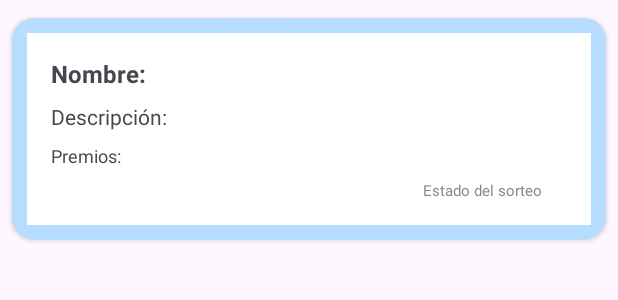
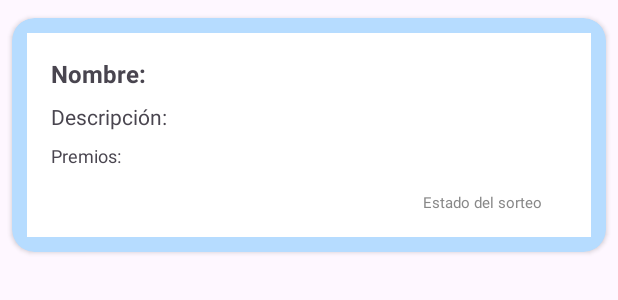
Before and after one commit to samcricre/proyectoTFGAMPA, an Android app: the layout item_listview_sorteo.xml on its own in the app's theme, with its tools: preview values and no code run, on a phone screen of 412 x 824 dp. Shown: the top 300 px of the screen. Run offline under Robolectric (Android 15) with nearby library versions, the phone set to English and light mode, and no system bars.

Commit message:
sorteos casi acabados

```diff
--- a/app/src/main/AndroidManifest.xml
+++ b/app/src/main/AndroidManifest.xml
@@ -12,6 +12,9 @@
         android:supportsRtl="true"
         android:theme="@style/Theme.PantallasAMPA"
         tools:targetApi="31">
+        <activity
+            android:name=".PantallaLecturaSorteo"
+            android:exported="false" />
         <activity
             android:name=".PaginaSorteo"
             android:exported="false" />
--- a/app/src/main/res/layout/activity_pantalla_lectura_correo.xml
+++ b/app/src/main/res/layout/activity_pantalla_lectura_correo.xml
@@ -33,7 +33,7 @@
                 android:layout_weight="1" />
 
             <ImageView
-                android:id="@+id/deleteButtonCorreo"
+                android:id="@+id/createButtonCorreo"
                 android:layout_width="60dp"
                 android:layout_height="60dp"
                 android:layout_gravity="center_vertical"
--- a/app/src/main/res/layout/item_listview_sorteo.xml
+++ b/app/src/main/res/layout/item_listview_sorteo.xml
@@ -15,47 +15,114 @@
         android:background="#FFFFFF"
         android:padding="16dp">
 
-        <!-- Nombre del sorteo -->
+        <!-- Row para el nombre del sorteo -->
+        <LinearLayout
+            android:id="@+id/rowNombreSorteo"
+            android:layout_width="match_parent"
+            android:layout_height="wrap_content"
+            android:orientation="horizontal">
+
+            <!-- Texto "Nombre:" -->
+            <TextView
+                android:layout_width="wrap_content"
+                android:layout_height="wrap_content"
+                android:text="Nombre:"
+                android:textSize="16sp"
+                android:textStyle="bold" />
+
+            <!-- Aquí se mostrará el nombre del sorteo -->
             <TextView
                 android:id="@+id/textViewNombreSorteo"
                 android:layout_width="match_parent"
                 android:layout_height="wrap_content"
                 android:ellipsize="end"
                 android:maxEms="20"
-            android:text="Nombre:"
-            android:textSize="16sp"
-            android:textStyle="bold" />
+                android:maxLines="2"
+                android:textSize="16sp" />
 
-        <!-- Descripción del sorteo -->
+        </LinearLayout>
+
+        <!-- Espacio entre filas -->
+        <View
+            android:id="@+id/rowSeparator1"
+            android:layout_width="match_parent"
+            android:layout_height="8dp"
+            android:layout_below="@id/rowNombreSorteo" />
+
+        <!-- Row para la descripción del sorteo -->
+        <LinearLayout
+            android:id="@+id/rowDescripcionSorteo"
+            android:layout_width="match_parent"
+            android:layout_height="wrap_content"
+            android:orientation="horizontal"
+            android:layout_below="@id/rowSeparator1">
+
+            <!-- Texto "Descripción:" -->
+            <TextView
+                android:layout_width="wrap_content"
+                android:layout_height="wrap_content"
+                android:text="Descripción:"
+                android:textSize="14sp" />
+
+            <!-- Aquí se mostrará la descripción del sorteo -->
             <TextView
                 android:id="@+id/textViewDescripcionSorteo"
                 android:layout_width="match_parent"
                 android:layout_height="wrap_content"
-            android:layout_below="@id/textViewNombreSorteo"
-            android:layout_marginTop="8dp"
                 android:ellipsize="end"
                 android:maxEms="30"
-            android:text="Descripción:"
+                android:maxLines="3"
                 android:textSize="14sp" />
 
-        <!-- Premios del sorteo -->
+        </LinearLayout>
+
+        <!-- Espacio entre filas -->
+        <View
+            android:id="@+id/rowSeparator2"
+            android:layout_width="match_parent"
+            android:layout_height="8dp"
+            android:layout_below="@id/rowDescripcionSorteo" />
+
+        <!-- Row para los premios del sorteo -->
+        <LinearLayout
+            android:id="@+id/rowPremiosSorteo"
+            android:layout_width="match_parent"
+            android:layout_height="wrap_content"
+            android:orientation="horizontal"
+            android:layout_below="@id/rowSeparator2">
+
+            <!-- Texto "Premios:" -->
+            <TextView
+                android:layout_width="wrap_content"
+                android:layout_height="wrap_content"
+                android:text="Premios:"
+                android:textSize="12sp" />
+
+            <!-- Aquí se mostrarán los premios del sorteo -->
             <TextView
                 android:id="@+id/textViewPremiosSorteo"
                 android:layout_width="match_parent"
                 android:layout_height="wrap_content"
-            android:layout_below="@id/textViewDescripcionSorteo"
-            android:layout_marginTop="8dp"
                 android:ellipsize="end"
                 android:maxEms="30"
-            android:text="Premios:"
+                android:maxLines="2"
                 android:textSize="12sp" />
+
+        </LinearLayout>
+
+        <!-- Espacio entre filas -->
+        <View
+            android:id="@+id/rowSeparator3"
+            android:layout_width="match_parent"
+            android:layout_height="8dp"
+            android:layout_below="@id/rowPremiosSorteo" />
 
         <!-- Estado del sorteo -->
         <TextView
             android:id="@+id/textViewEstadoSorteo"
             android:layout_width="wrap_content"
             android:layout_height="wrap_content"
-            android:layout_below="@id/textViewPremiosSorteo"
+            android:layout_below="@id/rowSeparator3"
             android:layout_alignParentEnd="true"
             android:layout_marginTop="8dp"
             android:paddingEnd="16dp"
```
Also changed, not shown: app/src/main/java/com/example/pantallasampa/CrearNoticiaAdapter.java (+49 -33 lines), app/src/main/java/com/example/pantallasampa/PaginaSorteo.java (+4 -21 lines), app/src/main/java/com/example/pantallasampa/PantallaLecturaCorreo.java (+1 -8 lines), app/src/main/java/com/example/pantallasampa/PantallaLecturaSorteo.java (added, +143 -0 lines), app/src/main/java/com/example/pantallasampa/PantallaNoticias.java (+1 -83 lines), app/src/main/java/com/example/pantallasampa/SorteoAdapter.java (+16 -4 lines), app/src/main/res/layout/activity_pantalla_lectura_sorteo.xml (added, +167 -0 lines), app/src/main/res/drawable/icono.png (added). Lines whose indentation alone changed are shown as unchanged.
